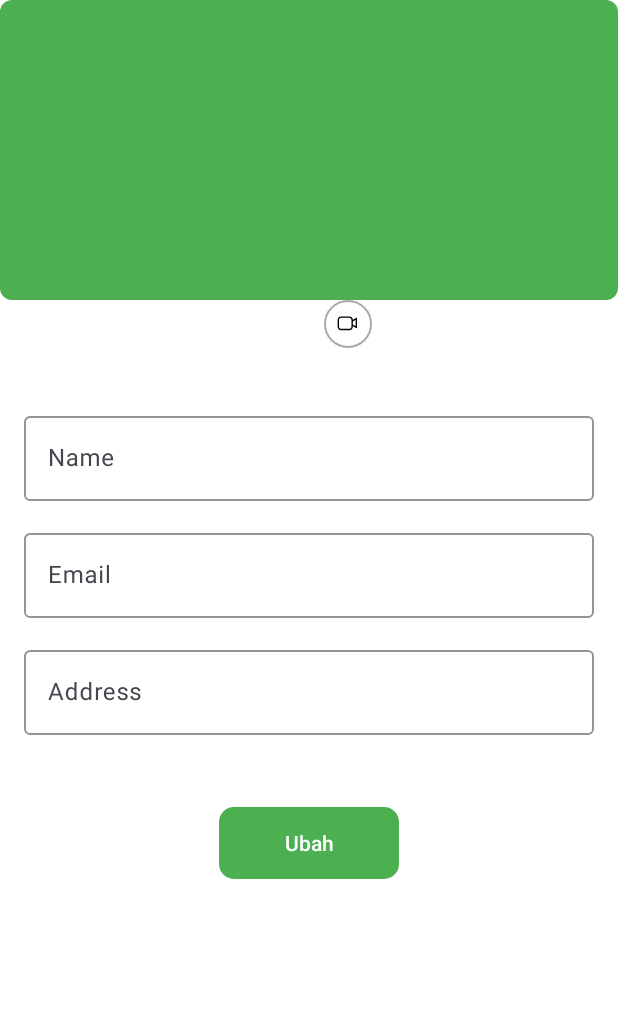
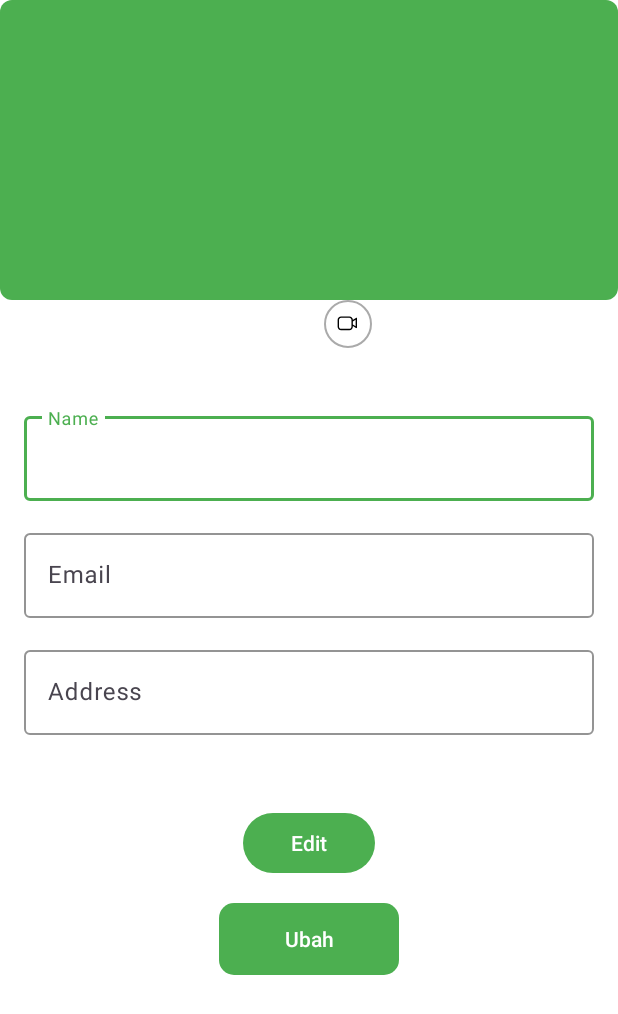
Before and after one commit to TerraShields/FarmShields, an Android app: the ProfileUpdateFragment screen opened through its navigation route, after a tap on "Ubah", on a phone screen of 412 x 824 dp. Shown: the top 1014 px of the screen. Run offline under Robolectric (Android 15) with nearby library versions, the phone set to English and light mode, and no system bars; our stand-ins replace CircleImageView, navigation-ui; network calls fail; pictures from the network do not load; 2 statements that could not run were skipped; 3 other taps on this screen came first.

Commit message:
update user

```diff
--- a/app/src/main/java/com/gagak/farmshields/core/modules/NetworkModule.kt
+++ b/app/src/main/java/com/gagak/farmshields/core/modules/NetworkModule.kt
@@ -27,13 +27,10 @@ val networkModule = module {
             val request = if (!token.isNullOrEmpty()) {
                 original.newBuilder()
                     .addHeader("Authorization", "Bearer $token")
-                    .addHeader("Content-Type", "application/json")
                     .build()
             } else {
                 Log.e("AuthInterceptor", "Error: Token is null or empty $token")
-                original.newBuilder()
-                    .addHeader("Content-Type", "application/json")
-                    .build()
+                original
             }
             chain.proceed(request)
         }
--- a/app/src/main/java/com/gagak/farmshields/ui/profile/ProfileFragment.kt
+++ b/app/src/main/java/com/gagak/farmshields/ui/profile/ProfileFragment.kt
@@ -102,7 +102,7 @@ class ProfileFragment : Fragment() {
     }
 
     private fun home() {
-        // Navigate back to login screen and clear the back stack
+        // Navigate back to home screen
         findNavController().navigate(R.id.action_profileFragment_to_homeFragment, null)
     }
 
--- a/app/src/main/java/com/gagak/farmshields/ui/profile/ProfileUpdateFragment.kt
+++ b/app/src/main/java/com/gagak/farmshields/ui/profile/ProfileUpdateFragment.kt
@@ -14,15 +14,14 @@ import android.view.ViewGroup
 import android.widget.Toast
 import androidx.activity.result.PickVisualMediaRequest
 import androidx.activity.result.contract.ActivityResultContracts
-import androidx.core.app.ActivityCompat
 import androidx.core.content.FileProvider
 import androidx.fragment.app.Fragment
 import androidx.lifecycle.Observer
 import com.bumptech.glide.Glide
 import com.gagak.farmshields.R
 import com.gagak.farmshields.core.domain.model.viewmodel.user.UserViewModel
+import com.gagak.farmshields.core.utils.PermissionUtils
 import com.gagak.farmshields.databinding.FragmentProfileUpdateBinding
-import com.gagak.farmshields.core.utils.PermissionUtils
 import com.google.android.material.bottomsheet.BottomSheetDialog
 import okhttp3.MediaType.Companion.toMediaTypeOrNull
 import okhttp3.MultipartBody
@@ -61,41 +60,55 @@ class ProfileUpdateFragment : Fragment() {
         super.onViewCreated(view, savedInstanceState)
         setupObservers()
         viewModel.getUser()
+        binding.apply {
+            // Disable text fields by default
+            RUsername.isEnabled = false
+            REmail.isEnabled = false
+            RPassword.isEnabled = false
+            // Enable text fields when the button is clicked
+            enableEditButton.setOnClickListener {
+                binding.RUsername.isEnabled = true
+                binding.RPassword.isEnabled = true
+            }
 
-        binding.RUpdate.setOnClickListener {
-            val name = if (binding.RUsername.text.toString().isNotEmpty()) {
+            RUpdate.setOnClickListener {
+                val name = if (binding.RUsername.isEnabled && binding.RUsername.text.toString().isNotEmpty()) {
                     RequestBody.create("text/plain".toMediaTypeOrNull(), binding.RUsername.text.toString())
                 } else null
 
-            val address = if (binding.RPassword.text.toString().isNotEmpty()) {
+                val address = if (binding.RPassword.isEnabled && binding.RPassword.text.toString().isNotEmpty()) {
                     RequestBody.create("text/plain".toMediaTypeOrNull(), binding.RPassword.text.toString())
                 } else null
 
+                // Convert URI to File and create MultipartBody.Part
                 val image: MultipartBody.Part? = selectedImageUri?.let {
                     val file = uriToFile(it)
                     val requestFile = RequestBody.create("image/*".toMediaTypeOrNull(), file)
                     MultipartBody.Part.createFormData("image", file.name, requestFile)
                 }
 
+                // Update user with image, name, and address
                 viewModel.updateUser(image, name, address)
             }
-
             // Set click and long click listeners for the profile image and icon
-        binding.profileImage.setOnClickListener {
+            profileImage.setOnClickListener {
                 showBottomSheet()
             }
-        binding.iconImage.setOnClickListener {
+            iconImage.setOnClickListener {
                 showBottomSheet()
             }
 
-        binding.profileImage.setOnLongClickListener {
+            profileImage.setOnLongClickListener {
                 showBottomSheet()
                 true
             }
-        binding.iconImage.setOnLongClickListener {
+
+            iconImage.setOnLongClickListener {
                 showBottomSheet()
                 true
             }
+        }
+
     }
 
     private fun setupObservers() {
--- a/app/src/main/res/layout/fragment_profile.xml
+++ b/app/src/main/res/layout/fragment_profile.xml
@@ -88,7 +88,7 @@
             android:background="@drawable/gradient_bacground"
             android:padding="16dp">
 
-            <ImageView
+            <de.hdodenhof.circleimageview.CircleImageView
                 android:id="@+id/profile_image"
                 android:layout_width="60dp"
                 android:layout_height="60dp"
--- a/app/src/main/res/layout/fragment_profile_update.xml
+++ b/app/src/main/res/layout/fragment_profile_update.xml
@@ -94,10 +94,19 @@
     </LinearLayout>
 
     <Button
+        android:id="@+id/enableEditButton"
+        android:layout_width="wrap_content"
+        android:layout_height="wrap_content"
+        android:layout_below="@id/layout_profile"
+        android:layout_centerHorizontal="true"
+        android:layout_marginTop="16dp"
+        android:text="@string/enable_edit" />
+
+    <Button
         android:id="@+id/R_update"
         android:layout_width="wrap_content"
         android:layout_height="wrap_content"
-        android:layout_below="@id/layout_profile"
+        android:layout_below="@id/enableEditButton"
         android:layout_centerHorizontal="true"
         android:layout_marginTop="16dp"
         android:background="@drawable/auth_shape"
--- a/app/src/main/res/values/strings.xml
+++ b/app/src/main/res/values/strings.xml
@@ -140,6 +140,7 @@
     <string name="icon">Icon Camera</string>
     <string name="icon_camera">Icon Camera</string>
     <string name="gallery">Gallery</string>
+    <string name="enable_edit">Edit</string>
 
     <string-array name="sign_array">
         <item>Aman</item>
```
Lines whose indentation alone changed are shown as unchanged.
